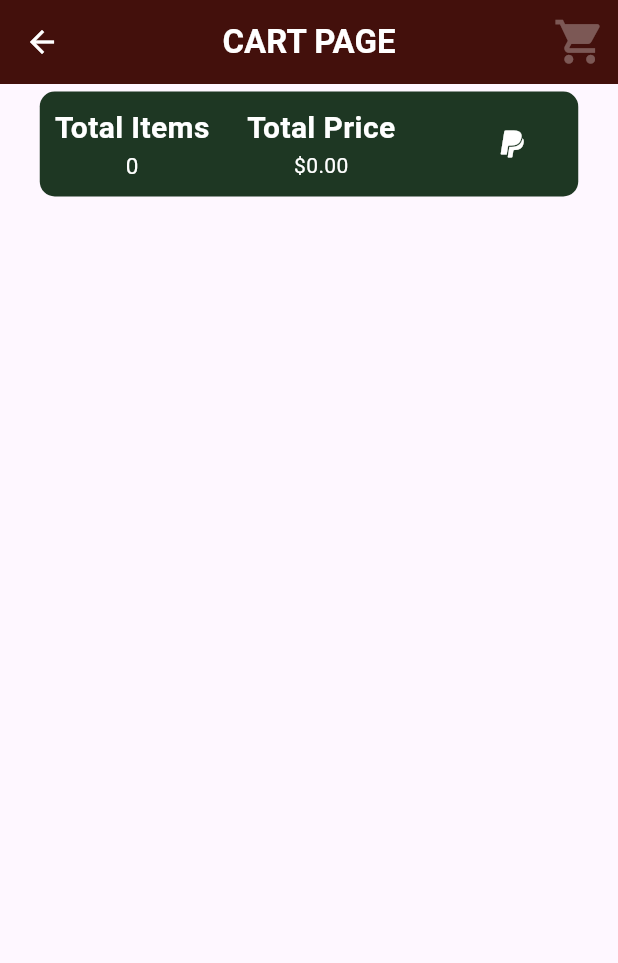
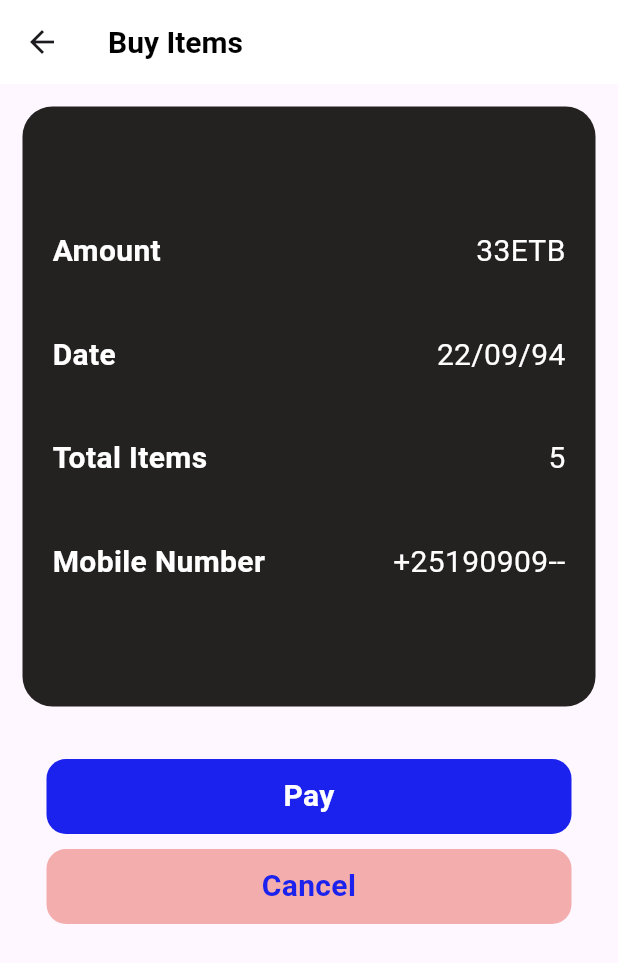
Before and after one commit to tekle-eyesus/flutter-expense-tracker-app, a Flutter app: the CartPage screen opened directly, after a tap on the "paypal" icon, on a phone screen of 412 x 824 dp. Shown: the top 963 px of the screen. Run offline on Flutter 3.47's test engine with Material 3 defaults, Android fonts, the phone set to English and light mode, and no system bars.

Commit message:
payment page added

```diff
--- a/lib/pages/cart_page.dart
+++ b/lib/pages/cart_page.dart
@@ -1,6 +1,7 @@
 import 'package:flutter/material.dart';
 import 'package:provider/provider.dart';
 import 'package:shopping_app/models/cart_model.dart';
+import 'package:shopping_app/pages/paymentScreen.dart';
 
 class CartPage extends StatelessWidget {
   const CartPage({super.key});
@@ -92,7 +93,10 @@ class CartPage extends StatelessWidget {
                         Padding(
                           padding: const EdgeInsets.only(left: 50),
                           child: MaterialButton(
-                            onPressed: () => print("Transaction....."),
+                            onPressed: () => Navigator.push(context,
+                                MaterialPageRoute(builder: (context) {
+                              return PaymentScreen();
+                            })),
                             child: Icon(Icons.paypal, color: Colors.white),
                             minWidth: 10,
                           ),
--- /dev/null
+++ b/lib/pages/paymentConfirmPage.dart
@@ -0,0 +1,20 @@
+import 'package:flutter/material.dart';
+
+class ConfirmScreen extends StatelessWidget {
+  const ConfirmScreen({super.key});
+
+  @override
+  Widget build(BuildContext context) {
+    return Scaffold(
+      appBar: AppBar(
+        foregroundColor: Colors.white,
+        centerTitle: true,
+        title: Text("Payment Succssfull"),
+        backgroundColor: Color.fromARGB(255, 67, 16, 12),
+      ),
+      body: Center(
+        child: Text("Transaction Made !"),
+      ),
+    );
+  }
+}
--- /dev/null
+++ b/lib/pages/paymentScreen.dart
@@ -0,0 +1,186 @@
+import 'package:flutter/cupertino.dart';
+import 'package:flutter/material.dart';
+import 'package:flutter/widgets.dart';
+import 'package:shopping_app/pages/homepage.dart';
+import 'package:shopping_app/pages/paymentConfirmPage.dart';
+
+class PaymentScreen extends StatelessWidget {
+  const PaymentScreen({super.key});
+
+  @override
+  Widget build(BuildContext context) {
+    return Scaffold(
+        appBar: AppBar(
+          backgroundColor: Colors.white,
+          title: Text(
+            "Buy Items",
+            style: TextStyle(
+                fontSize: 20, fontWeight: FontWeight.bold, color: Colors.black),
+          ),
+        ),
+        body: Column(
+          children: [
+            Padding(
+              padding: const EdgeInsets.all(15),
+              child: Container(
+                width: 400,
+                height: 400,
+                decoration: BoxDecoration(
+                  borderRadius: BorderRadius.circular(20),
+                  color: Color.fromARGB(255, 36, 33, 33),
+                ),
+                child: Column(
+                  mainAxisAlignment: MainAxisAlignment.center,
+                  children: [
+                    Padding(
+                      padding: const EdgeInsets.all(20),
+                      child: Row(
+                          mainAxisAlignment: MainAxisAlignment.spaceBetween,
+                          children: [
+                            Text(
+                              "Amount",
+                              style: TextStyle(
+                                color: Colors.white,
+                                fontSize: 20,
+                                fontWeight: FontWeight.bold,
+                              ),
+                            ),
+                            Text(
+                              "33ETB",
+                              textAlign: TextAlign.justify,
+                              style: TextStyle(
+                                color: Colors.white,
+                                fontSize: 20,
+                                fontWeight: FontWeight.normal,
+                              ),
+                            ),
+                          ]),
+                    ),
+                    Padding(
+                      padding: const EdgeInsets.all(20),
+                      child: Row(
+                          mainAxisAlignment: MainAxisAlignment.spaceBetween,
+                          children: [
+                            Text(
+                              "Date",
+                              style: TextStyle(
+                                color: Colors.white,
+                                fontSize: 20,
+                                fontWeight: FontWeight.bold,
+                              ),
+                            ),
+                            Text(
+                              "22/09/94",
+                              textAlign: TextAlign.justify,
+                              style: TextStyle(
+                                color: Colors.white,
+                                fontSize: 20,
+                                fontWeight: FontWeight.normal,
+                              ),
+                            ),
+                          ]),
+                    ),
+                    Padding(
+                      padding: const EdgeInsets.all(20),
+                      child: Row(
+                          mainAxisAlignment: MainAxisAlignment.spaceBetween,
+                          children: [
+                            Text(
+                              "Total Items",
+                              style: TextStyle(
+                                color: Colors.white,
+                                fontSize: 20,
+                                fontWeight: FontWeight.bold,
+                              ),
+                            ),
+                            Text(
+                              "5",
+                              textAlign: TextAlign.justify,
+                              style: TextStyle(
+                                color: Colors.white,
+                                fontSize: 20,
+                                fontWeight: FontWeight.normal,
+                              ),
+                            ),
+                          ]),
+                    ),
+                    Padding(
+                      padding: const EdgeInsets.all(20),
+                      child: Row(
+                          mainAxisAlignment: MainAxisAlignment.spaceBetween,
+                          children: [
+                            Text(
+                              "Mobile Number",
+                              style: TextStyle(
+                                color: Colors.white,
+                                fontSize: 20,
+                                fontWeight: FontWeight.bold,
+                              ),
+                            ),
+                            Text(
+                              "+25190909--",
+                              textAlign: TextAlign.justify,
+                              style: TextStyle(
+                                color: Colors.white,
+                                fontSize: 20,
+                                fontWeight: FontWeight.normal,
+                              ),
+                            ),
+                          ]),
+                    ),
+                  ],
+                ),
+              ),
+            ),
+            GestureDetector(
+              onTap: () =>
+                  Navigator.push(context, MaterialPageRoute(builder: (context) {
+                return ConfirmScreen();
+              })),
+              child: Container(
+                margin: EdgeInsets.only(top: 20),
+                width: 350,
+                height: 50,
+                alignment: Alignment.center,
+                decoration: BoxDecoration(
+                  color: Color.fromARGB(255, 27, 34, 237),
+                  borderRadius: BorderRadius.circular(13),
+                ),
+                child: Text(
+                  "Pay",
+                  style: TextStyle(
+                      fontSize: 20,
+                      fontWeight: FontWeight.bold,
+                      color: Colors.white),
+                  textAlign: TextAlign.center,
+                ),
+              ),
+            ),
+            GestureDetector(
+              onTap: () =>
+                  Navigator.push(context, MaterialPageRoute(builder: (context) {
+                return HomePage();
+              })),
+              child: Container(
+                margin: EdgeInsets.only(top: 10),
+                width: 350,
+                height: 50,
+                alignment: Alignment.center,
+                decoration: BoxDecoration(
+                    color: Color.fromARGB(255, 243, 173, 173),
+                    borderRadius: BorderRadius.circular(13),
+                    border: Border(top: BorderSide.none)),
+                child: Text(
+                  "Cancel",
+                  style: TextStyle(
+                      fontSize: 20,
+                      fontWeight: FontWeight.bold,
+                      color: Color.fromARGB(255, 27, 34, 237)),
+                  textAlign: TextAlign.center,
+                ),
+              ),
+            )
+          ],
+        ));
+  }
+}
```
